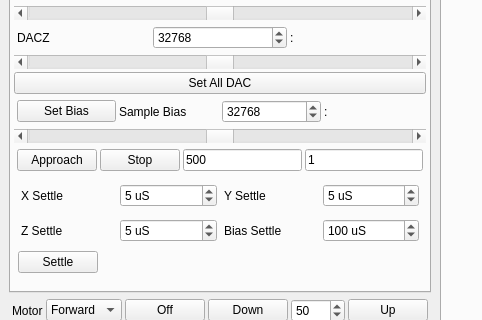
Before: the Qt Designer form software/pc/qtpanda/form.ui in MoCoMakers/qt-panda, drawn with Qt 5; both pictures show x 0 to 482 and y 148 to 468 of the 1121 by 641 pixel window.
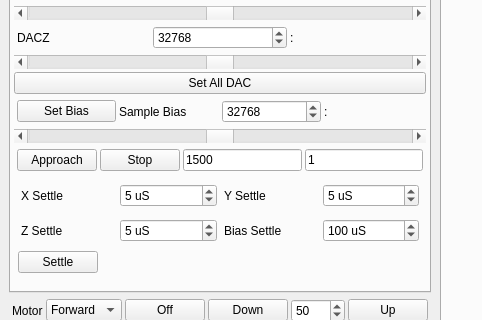
After: the same form once the commit is applied.

```diff
--- a/software/pc/qtpanda/form.ui
+++ b/software/pc/qtpanda/form.ui
@@ -499,7 +499,7 @@
                 <item>
                  <widget class="QLineEdit" name="leTargetDAC">
                   <property name="text">
-                   <string>500</string>
+                   <string>1500</string>
                   </property>
                  </widget>
                 </item>
```
